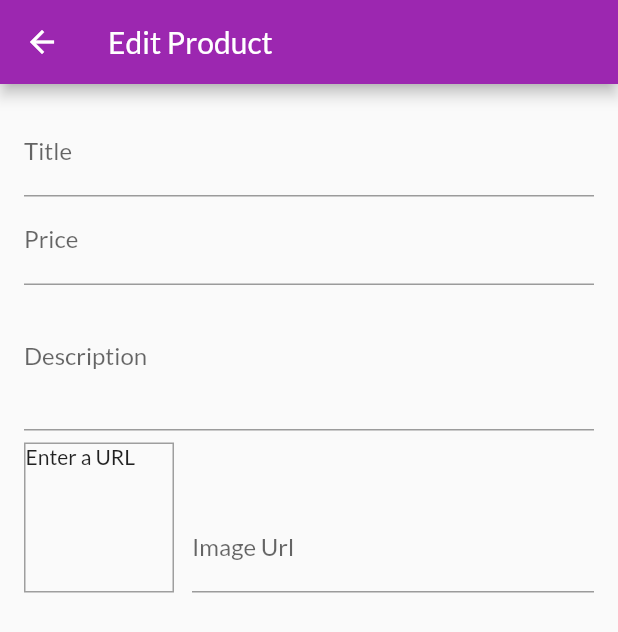
After one commit to gajendrapandeya/shop_app, a Flutter app: the EditProductScreen screen opened by its route, on a phone screen of 412 x 824 dp. The commit adds this screen. Shown: the top 632 px of the screen. Run offline on Flutter 3.47's test engine with Material 2 defaults, Android fonts, the phone set to English and light mode, and no system bars; network calls fail.

Commit message:
Implemented Manage Products Page

```diff
--- a/lib/providers/products.dart
+++ b/lib/providers/products.dart
@@ -49,7 +49,6 @@ class Products with ChangeNotifier {
     return _items.firstWhere((prod) => prod.id == id);
   }
 
-
   void addProducts() {
     notifyListeners();
   }
--- /dev/null
+++ b/lib/screens/edit_product_screen.dart
@@ -0,0 +1,109 @@
+import 'package:flutter/material.dart';
+
+class EditProductScreen extends StatefulWidget {
+  const EditProductScreen({Key? key}) : super(key: key);
+
+  static const routeName = "/edit-product";
+
+  @override
+  _EditProductScreenState createState() => _EditProductScreenState();
+}
+
+class _EditProductScreenState extends State<EditProductScreen> {
+  final _priceFocusNode = FocusNode();
+  final _descriptionFocusNode = FocusNode();
+  final _imageUrlFocusNode = FocusNode();
+  final _imageUrlController = TextEditingController();
+
+  @override
+  void initState() {
+    super.initState();
+    _imageUrlFocusNode.addListener(_updateImageUrl);
+  }
+
+  @override
+  void dispose() {
+    super.dispose();
+    _imageUrlFocusNode.removeListener(_updateImageUrl);
+    _priceFocusNode.dispose();
+    _descriptionFocusNode.dispose();
+    _imageUrlController.dispose();
+    _imageUrlFocusNode.dispose();
+  }
+
+  void _updateImageUrl() {
+    if(!_imageUrlFocusNode.hasFocus) {
+      setState(() {
+
+      });
+    }
+  }
+
+  @override
+  Widget build(BuildContext context) {
+    return Scaffold(
+      appBar: AppBar(
+        title: const Text('Edit Product'),
+      ),
+      body: Padding(
+        padding: const EdgeInsets.all(16.0),
+        child: Form(
+          child: ListView(
+            children: [
+              TextFormField(
+                decoration: const InputDecoration(labelText: 'Title'),
+                textInputAction: TextInputAction.next,
+                onFieldSubmitted: (_) {
+                  FocusScope.of(context).requestFocus(_priceFocusNode);
+                },
+              ),
+              TextFormField(
+                decoration: const InputDecoration(labelText: 'Price'),
+                textInputAction: TextInputAction.next,
+                keyboardType: TextInputType.number,
+                focusNode: _priceFocusNode,
+                onFieldSubmitted: (_) {
+                  FocusScope.of(context).requestFocus(_descriptionFocusNode);
+                },
+              ),
+              TextFormField(
+                decoration: const InputDecoration(labelText: 'Description'),
+                maxLines: 3,
+                keyboardType: TextInputType.multiline,
+                focusNode: _descriptionFocusNode,
+              ),
+              Row(
+                crossAxisAlignment: CrossAxisAlignment.end,
+                children: [
+                  Container(
+                    width: 100,
+                    height: 100,
+                    margin: const EdgeInsets.only(top: 8.0, right: 12.0),
+                    decoration: BoxDecoration(
+                      border: Border.all(width: 1.0, color: Colors.grey),
+                    ),
+                    child: _imageUrlController.text.isEmpty
+                        ? const Text('Enter a URL')
+                        : FittedBox(
+                            child: Image.network(_imageUrlController.text),
+                            fit: BoxFit.cover,
+                          ),
+                  ),
+                  Expanded(
+                    child: TextFormField(
+                      decoration: const InputDecoration(labelText: 'Image Url'),
+                      keyboardType: TextInputType.url,
+                      textInputAction: TextInputAction.done,
+                      controller: _imageUrlController,
+                      focusNode: _imageUrlFocusNode,
+                    ),
+                  )
+                ],
+              )
+            ],
+          ),
+        ),
+      ),
+    );
+  }
+}
--- a/pubspec.yaml
+++ b/pubspec.yaml
@@ -30,6 +30,7 @@ dependencies:
   flutter:
     sdk: flutter
   provider: ^6.0.1
+  intl:
 
 
   # The following adds the Cupertino Icons font to your application.
```
Also changed, not shown: lib/main.dart (+10 -2 lines), lib/providers/cart.dart (+23 -0 lines), lib/providers/orders.dart (added, +34 -0 lines), lib/screens/cart_screen.dart (+7 -2 lines), lib/screens/orders_screen.dart (added, +27 -0 lines), lib/screens/product_detail_screen.dart (+29 -0 lines), lib/screens/products_overview_screen.dart (+14 -12 lines), lib/screens/user_products_screen.dart (added, +44 -0 lines), lib/widgets/app_drawer.dart (added, +47 -0 lines), lib/widgets/cart_item.dart (+24 -0 lines), lib/widgets/order_item.dart (added, +65 -0 lines), lib/widgets/product_item.dart (+12 -0 lines), lib/widgets/user_product_item.dart (added, +38 -0 lines), pubspec.lock.
